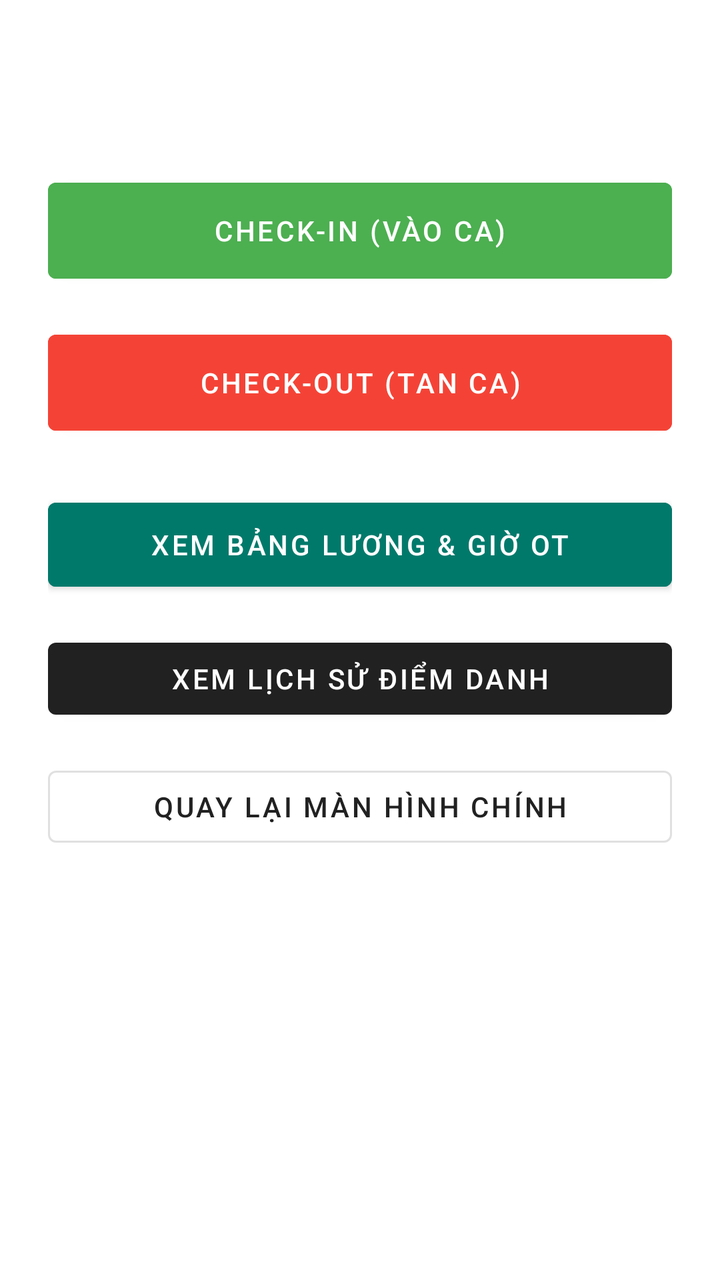
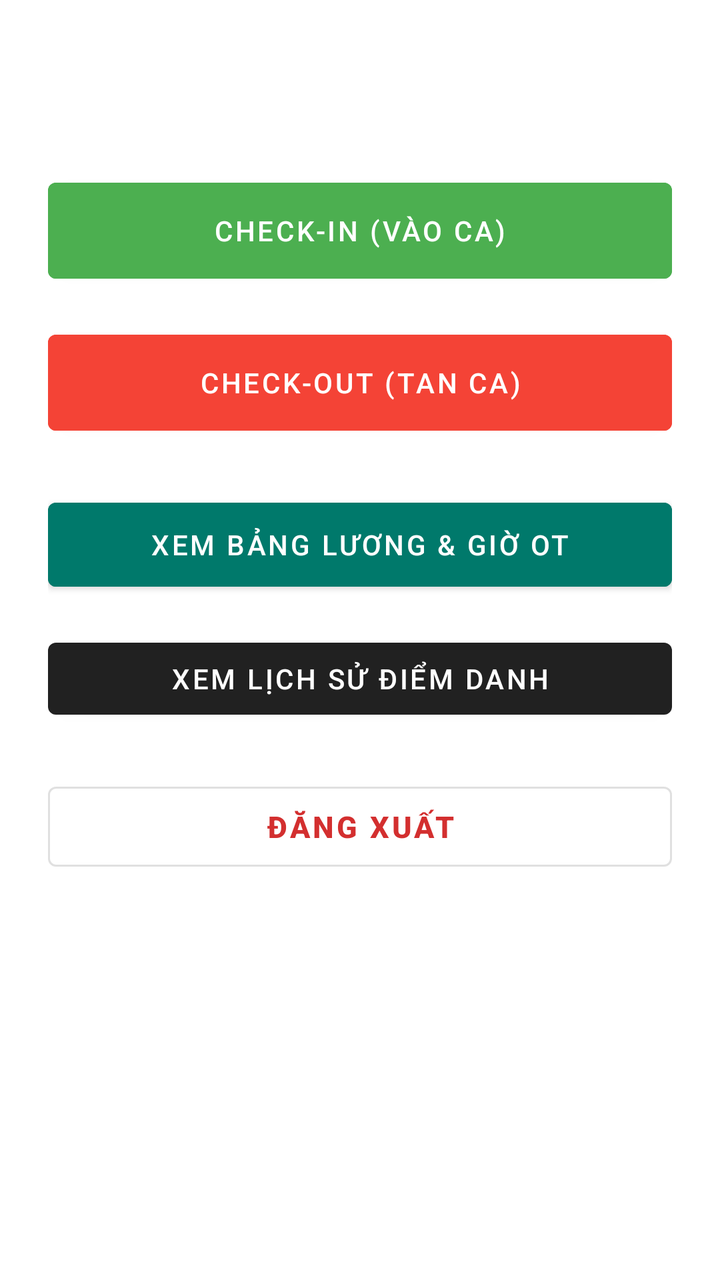

Screens rendered from an Android XML layout before and after an edit, with the pre-edit source and the edit as a unified diff.
<!-- AndroidManifest.xml: application theme Theme.MaterialComponents.DayNight.DarkActionBar -->
<!-- res/layout/activity_employee_dashboard.xml -->
<?xml version="1.0" encoding="utf-8"?>
<LinearLayout xmlns:android="http://schemas.android.com/apk/res/android"
    android:layout_width="match_parent"
    android:layout_height="match_parent"
    android:orientation="vertical"
    android:padding="24dp"
    android:gravity="center_horizontal">

    <TextView
        android:id="@+id/tvWelcome"
        android:layout_width="wrap_content"
        android:layout_height="wrap_content"
        android:textSize="22sp"
        android:textStyle="bold"
        android:layout_marginBottom="32dp"/>

    <Button
        android:id="@+id/btnCheckIn"
        android:layout_width="match_parent"
        android:layout_height="60dp"
        android:text="CHECK-IN (VÀO CA)"
        android:backgroundTint="#4CAF50"
        android:layout_marginBottom="16dp"/>

    <Button
        android:id="@+id/btnCheckOut"
        android:layout_width="match_parent"
        android:layout_height="60dp"
        android:text="CHECK-OUT (TAN CA)"
        android:backgroundTint="#F44336"
        android:layout_marginBottom="24dp"/>

    <Button
        android:id="@+id/btnSalary"
        android:layout_width="match_parent"
        android:layout_height="54dp"
        android:text="Xem Bảng Lương &amp; Giờ OT"
        android:backgroundTint="#00796B"
        android:layout_marginBottom="16dp"/>

    <Button
        android:id="@+id/btnHistory"
        android:layout_width="match_parent"
        android:layout_height="wrap_content"
        android:text="Xem Lịch sử Điểm danh"
        android:layout_marginBottom="16dp" />

    <Button
        android:id="@+id/btnBack"
        style="@style/Widget.MaterialComponents.Button.OutlinedButton"
        android:layout_width="match_parent"
        android:layout_height="wrap_content"
        android:text="Quay lại Màn hình chính" />
</LinearLayout>
<!-- resources referenced by this layout -->
<resources>

</resources>

<!-- the commit's change to res/layout/activity_employee_dashboard.xml (unified diff, before → after) -->
@@ -43,12 +43,15 @@
         android:layout_width="match_parent"
         android:layout_height="wrap_content"
         android:text="Xem Lịch sử Điểm danh"
-        android:layout_marginBottom="16dp" />
+        android:layout_marginBottom="24dp" />
 
     <Button
-        android:id="@+id/btnBack"
+        android:id="@+id/btnLogout"
         style="@style/Widget.MaterialComponents.Button.OutlinedButton"
         android:layout_width="match_parent"
-        android:layout_height="wrap_content"
-        android:text="Quay lại Màn hình chính" />
+        android:layout_height="52dp"
+        android:text="Đăng xuất"
+        android:textColor="#D32F2F"
+        android:textSize="15sp"
+        android:textStyle="bold" />
 </LinearLayout>
